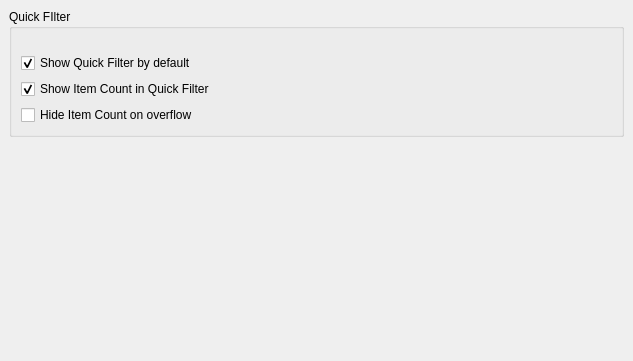
Qt form src/dialogs/preferences/InterfaceOptionsWidget.ui (rizinorg/cutter) before a commit.
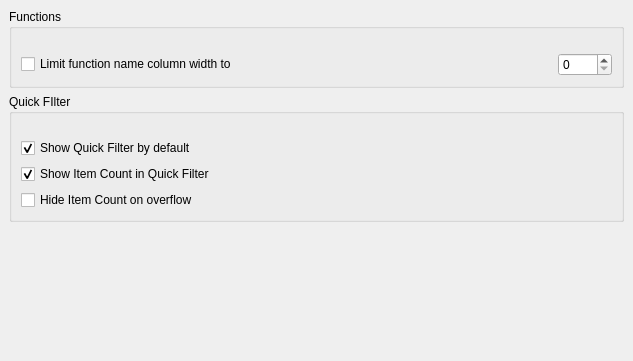
The same form after that commit.

Commit message: Set default minimum width for fcn name columns

```diff
--- a/src/dialogs/preferences/InterfaceOptionsWidget.ui
+++ b/src/dialogs/preferences/InterfaceOptionsWidget.ui
@@ -44,6 +44,61 @@
        </rect>
       </property>
       <layout class="QVBoxLayout" name="scrollLayout">
+       <item>
+        <widget class="QGroupBox" name="fcnWidgetGroupBox">
+         <property name="title">
+          <string>Functions</string>
+         </property>
+         <layout class="QVBoxLayout" name="verticalLayout">
+          <property name="topMargin">
+           <number>24</number>
+          </property>
+          <item>
+           <layout class="QHBoxLayout" name="fcnTruncateLayout" stretch="0,0,0">
+            <item>
+             <widget class="QCheckBox" name="fcnTruncateCheckBox">
+              <property name="toolTip">
+               <string>Sets the default width for function name columns in widgets. In Functions widget the width is only applied if in Horizontal view</string>
+              </property>
+              <property name="text">
+               <string>Limit function name column width to</string>
+              </property>
+             </widget>
+            </item>
+            <item>
+             <spacer name="horizontalSpacer">
+              <property name="orientation">
+               <enum>Qt::Orientation::Horizontal</enum>
+              </property>
+              <property name="sizeHint" stdset="0">
+               <size>
+                <width>40</width>
+                <height>20</height>
+               </size>
+              </property>
+             </spacer>
+            </item>
+            <item>
+             <widget class="QSpinBox" name="fcnTruncateSpinBox">
+              <property name="minimumSize">
+               <size>
+                <width>0</width>
+                <height>0</height>
+               </size>
+              </property>
+              <property name="toolTip">
+               <string>Sets the default width for function name columns in widgets. In Functions widget the width is only applied if in Horizontal view</string>
+              </property>
+              <property name="maximum">
+               <number>9999</number>
+              </property>
+             </widget>
+            </item>
+           </layout>
+          </item>
+         </layout>
+        </widget>
+       </item>
        <item>
          <widget class="QGroupBox" name="quickFilterGroupBox">
      <property name="title">
```
Lines whose indentation alone changed are shown as unchanged. The commit also changes 15 other files.
